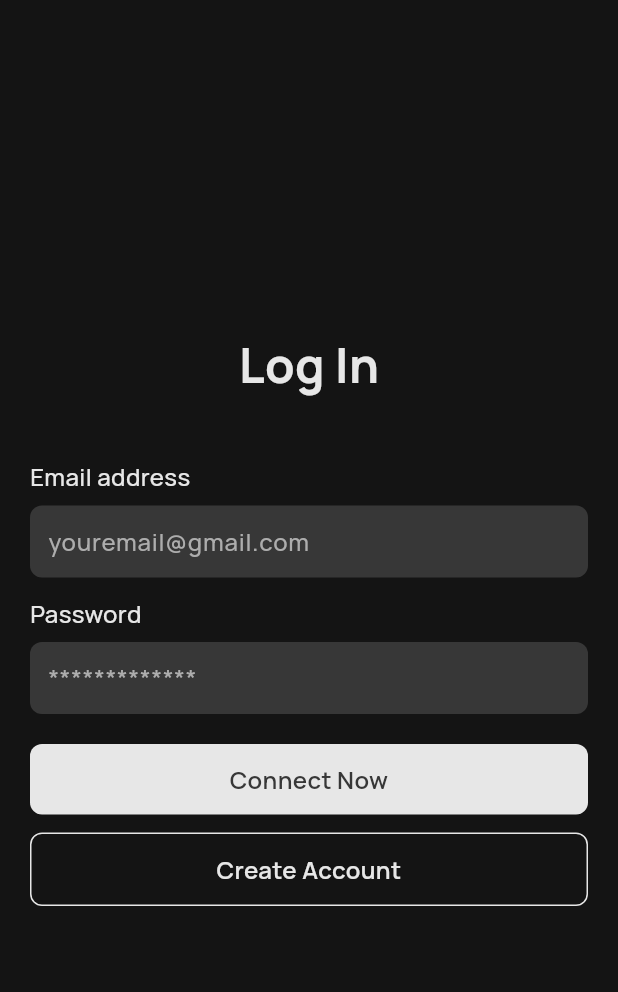
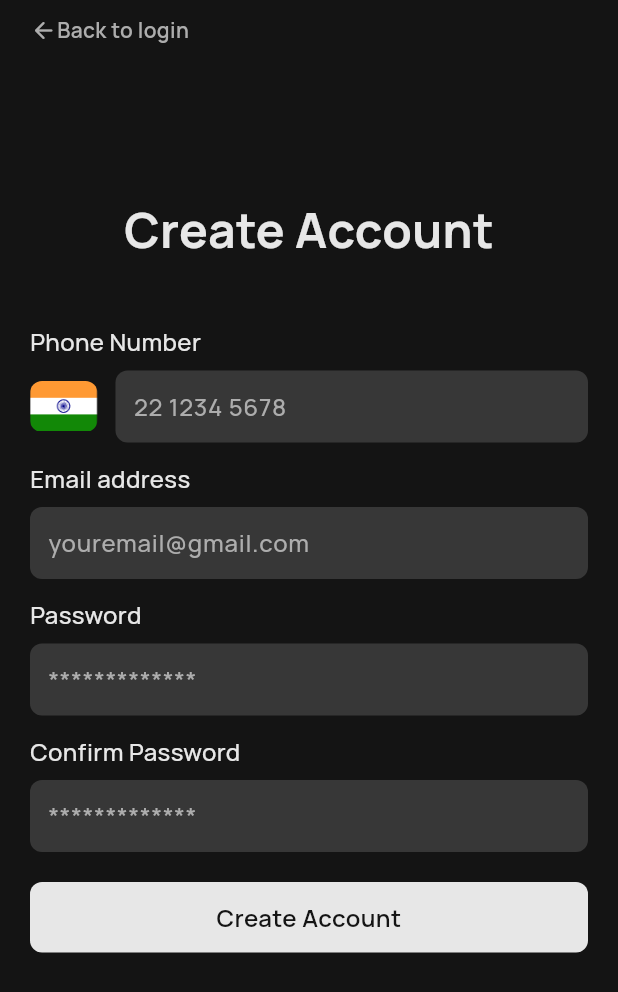
Before and after one commit to tertcoder/trade_home_app, a Flutter app: the screen it shows after launch, on a phone screen of 412 x 824 dp. Shown: the top 992 px of the screen. Run offline on Flutter 3.47's test engine with Material 3 defaults, Android fonts, the phone set to English and light mode, and no system bars.

Commit message:
done with signup page

```diff
--- a/lib/components/button.dart
+++ b/lib/components/button.dart
@@ -31,7 +31,7 @@ class Button extends StatelessWidget {
           label,
           textAlign: TextAlign.center,
           style: TextStyle(
-            color: isPrimary ? AppColors.darkGray : AppColors.white,
+            color: isPrimary ? AppColors.black : AppColors.white,
             fontSize: 16,
             fontWeight: FontWeight.w600,
           ),
--- a/lib/main.dart
+++ b/lib/main.dart
@@ -1,5 +1,6 @@
 import 'package:flutter/material.dart';
 import 'package:trade_home_app/pages/login_page.dart';
+import 'package:trade_home_app/pages/signup_page.dart';
 import 'package:trade_home_app/pages/starting_page.dart';
 
 void main() {
@@ -16,7 +17,7 @@ class MyApp extends StatelessWidget {
       debugShowCheckedModeBanner: false,
       title: 'Trade Home',
       theme: ThemeData(fontFamily: 'Manrope'),
-      home: const LoginPage(),
+      home: const SignupPage(),
     );
   }
 }
--- a/lib/pages/signup_page.dart
+++ b/lib/pages/signup_page.dart
@@ -0,0 +1,142 @@
+import 'package:flutter/material.dart';
+import 'package:trade_home_app/components/button.dart';
+import 'package:trade_home_app/components/input_field.dart';
+import 'package:trade_home_app/theme/app_colors.dart';
+
+class SignupPage extends StatelessWidget {
+  const SignupPage({super.key});
+
+  @override
+  Widget build(BuildContext context) {
+    return Scaffold(
+      backgroundColor: AppColors.black,
+      body: SafeArea(
+        child: SingleChildScrollView(
+          child: Padding(
+            padding: const EdgeInsets.symmetric(horizontal: 20),
+            child: Column(
+              mainAxisAlignment: MainAxisAlignment.center,
+              children: [
+                const SizedBox(height: 10),
+                GestureDetector(
+                  onTap: () {},
+                  child: const Row(
+                    children: [
+                      Icon(
+                        Icons.arrow_back_rounded,
+                        size: 18,
+                        color: AppColors.lightGray,
+                      ),
+                      Text(
+                        "Back to login",
+                        style: TextStyle(
+                          color: AppColors.lightGray,
+                          fontSize: 14,
+                          fontWeight: FontWeight.w600,
+                        ),
+                      ),
+                    ],
+                  ),
+                ),
+                const SizedBox(height: 100),
+                const Text(
+                  "Create Account",
+                  style: TextStyle(
+                    color: AppColors.white,
+                    fontSize: 32,
+                    fontWeight: FontWeight.w700,
+                  ),
+                ),
+                const SizedBox(height: 40),
+                SizedBox(
+                  width: double.infinity,
+                  child: Column(
+                    crossAxisAlignment: CrossAxisAlignment.start,
+                    children: [
+                      const Text(
+                        "Phone Number",
+                        style: TextStyle(
+                          color: AppColors.white,
+                          fontSize: 16,
+                          fontWeight: FontWeight.w500,
+                        ),
+                      ),
+                      const SizedBox(height: 8),
+                      Row(
+                        children: [
+                          ClipRRect(
+                            borderRadius: BorderRadius.circular(8),
+                            child: Image.asset(
+                              'assets/flags/india.png',
+                              width: 45,
+                            ),
+                          ),
+                          const SizedBox(width: 12),
+                          const Expanded(
+                            child: InputField(
+                              hint: "22 1234 5678",
+                              obscureText: false,
+                            ),
+                          ),
+                        ],
+                      ),
+                      const SizedBox(height: 12),
+                      const Text(
+                        "Email address",
+                        style: TextStyle(
+                          color: AppColors.white,
+                          fontSize: 16,
+                          fontWeight: FontWeight.w500,
+                        ),
+                      ),
+                      const SizedBox(height: 8),
+                      const InputField(
+                        hint: "youremail@gmail.com",
+                        obscureText: false,
+                      ),
+                      const SizedBox(height: 12),
+                      const Text(
+                        "Password",
+                        style: TextStyle(
+                          color: AppColors.white,
+                          fontSize: 16,
+                          fontWeight: FontWeight.w500,
+                        ),
+                      ),
+                      const SizedBox(height: 8),
+                      const InputField(
+                        hint: "*************",
+                        obscureText: true,
+                      ),
+                      const SizedBox(height: 12),
+                      const Text(
+                        "Confirm Password",
+                        style: TextStyle(
+                          color: AppColors.white,
+                          fontSize: 16,
+                          fontWeight: FontWeight.w500,
+                        ),
+                      ),
+                      const SizedBox(height: 8),
+                      const InputField(
+                        hint: "*************",
+                        obscureText: true,
+                      ),
+                      const SizedBox(height: 20),
+                      Button(
+                        onTap: () {},
+                        isPrimary: true,
+                        label: "Create Account",
+                      ),
+                      const SizedBox(height: 12),
+                    ],
+                  ),
+                ),
+              ],
+            ),
+          ),
+        ),
+      ),
+    );
+  }
+}
--- a/pubspec.yaml
+++ b/pubspec.yaml
@@ -34,6 +34,7 @@ dependencies:
   # The following adds the Cupertino Icons font to your application.
   # Use with the CupertinoIcons class for iOS style icons.
   cupertino_icons: ^1.0.2
+  flutter_svg: ^2.0.10+1
 
 dev_dependencies:
   flutter_test:
@@ -59,6 +60,7 @@ flutter:
   # To add assets to your application, add an assets section, like this:
   assets:
     - assets/images/
+    - assets/flags/
   #   - images/a_dot_ham.jpeg
 
   # An image asset can refer to one or more resolution-specific "variants", see
```
Also changed, not shown: assets/flags/burundi.png (added), assets/flags/india.png (added), pubspec.lock.
